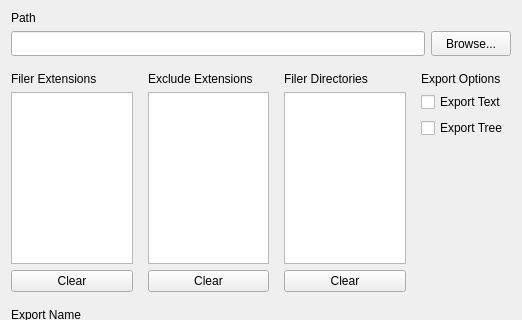
The window that Views/mainwindow.ui (mortalis13/List-Folders-Qt) describes before a commit, drawn with Qt 5; both pictures show x 0 to 522 and y 0 to 320 of the 522 by 696 pixel window.
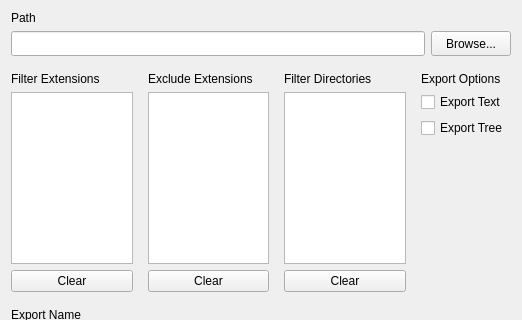
The same window after the commit. Icons and pictures are not drawn.

What changed in the file:
```diff
--- a/Views/mainwindow.ui
+++ b/Views/mainwindow.ui
@@ -174,7 +174,7 @@
           <item>
            <widget class="QLabel" name="lFilterExt">
             <property name="text">
-             <string>Filer Extensions</string>
+             <string>Filter Extensions</string>
             </property>
            </widget>
           </item>
@@ -273,7 +273,7 @@
           <item>
            <widget class="QLabel" name="lFilterDir">
             <property name="text">
-             <string>Filer Directories</string>
+             <string>Filter Directories</string>
             </property>
            </widget>
           </item>
```
